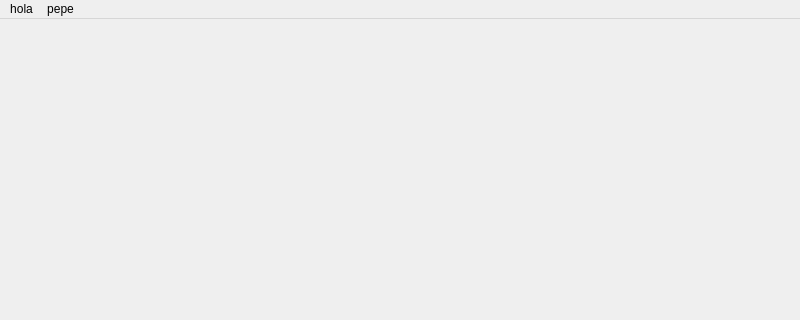
This is platforms/qt-shared/MainWindow.ui in drhelius/Gearboy as Qt 5 draws it before an edit; both pictures show x 0 to 800 and y 0 to 320 of the 800 by 600 pixel window. The edited form follows.
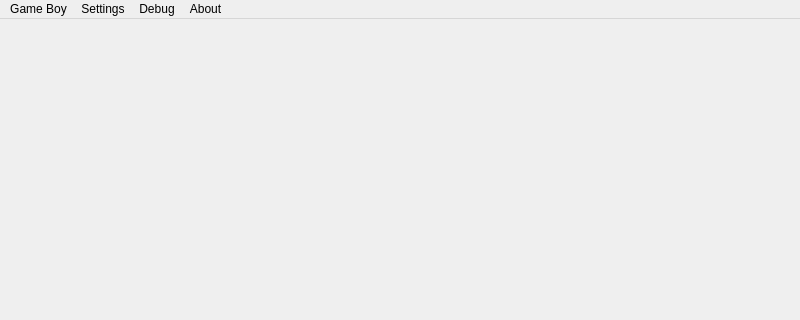
This is the edited form.

Commit message: added menu items to menu bar

What changed in the file:
```diff
--- a/platforms/qt-shared/MainWindow.ui
+++ b/platforms/qt-shared/MainWindow.ui
@@ -23,19 +23,55 @@
      <height>22</height>
     </rect>
    </property>
-   <widget class="QMenu" name="menuHola">
+   <widget class="QMenu" name="menuSettings">
     <property name="title">
-     <string>hola</string>
+     <string>Settings</string>
     </property>
    </widget>
-   <widget class="QMenu" name="menuPepe">
+   <widget class="QMenu" name="menuAbout">
     <property name="title">
-     <string>pepe</string>
+     <string>About</string>
     </property>
     <addaction name="actionSafs"/>
    </widget>
-   <addaction name="menuHola"/>
-   <addaction name="menuPepe"/>
+   <widget class="QMenu" name="menuDebug">
+    <property name="title">
+     <string>Debug</string>
+    </property>
+    <addaction name="actionDisassembler"/>
+    <addaction name="actionOAM_Viewer"/>
+    <addaction name="actionMap_Viewer"/>
+    <addaction name="actionPalette_Viewer"/>
+   </widget>
+   <widget class="QMenu" name="menuGame_Boy">
+    <property name="title">
+     <string>Game Boy</string>
+    </property>
+    <widget class="QMenu" name="menuSelect_State_Slot">
+     <property name="title">
+      <string>Select State Slot</string>
+     </property>
+     <addaction name="action1"/>
+     <addaction name="action2"/>
+     <addaction name="action3"/>
+     <addaction name="action4"/>
+     <addaction name="action5"/>
+    </widget>
+    <addaction name="actionLoad_ROM"/>
+    <addaction name="actionPause"/>
+    <addaction name="actionReset"/>
+    <addaction name="separator"/>
+    <addaction name="menuSelect_State_Slot"/>
+    <addaction name="actionSave_State"/>
+    <addaction name="actionLoad_State"/>
+    <addaction name="separator"/>
+    <addaction name="actionSave_State_as"/>
+    <addaction name="actionLad_State_from"/>
+   </widget>
+   <addaction name="menuGame_Boy"/>
+   <addaction name="menuSettings"/>
+   <addaction name="menuDebug"/>
+   <addaction name="menuAbout"/>
   </widget>
   <widget class="QStatusBar" name="statusbar"/>
   <action name="actionSafs">
```
Left out of the diff: 124 changed lines with no effect on the pictures.
